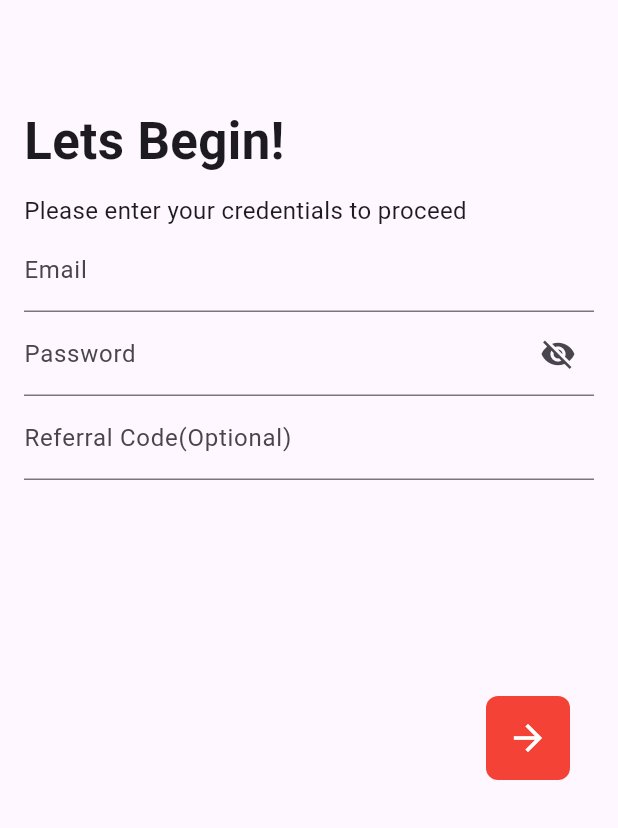
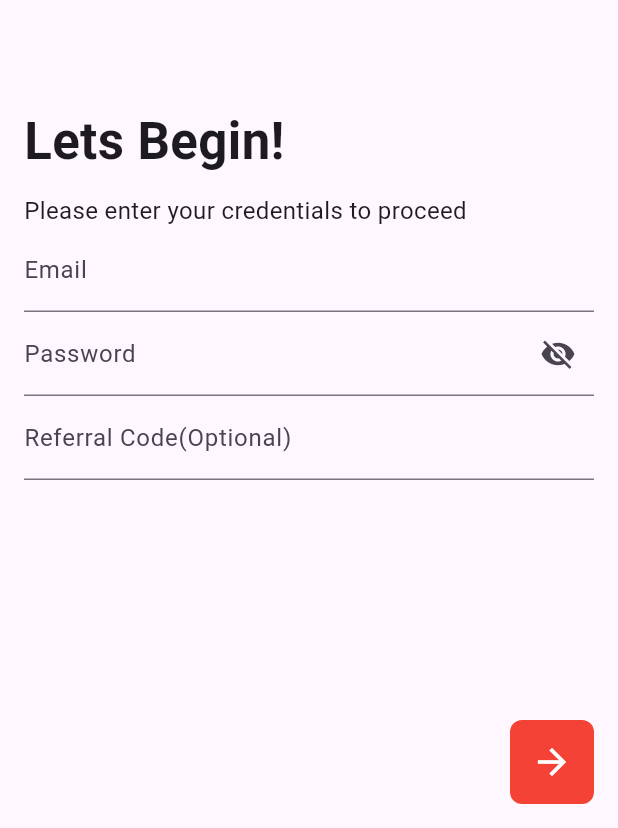
Before and after one commit to MandirDas/Machine_test_deals_dray-, a Flutter app: the RegistrationScreen screen opened directly with empty values, on a phone screen of 412 x 824 dp, the part 408-1236 px from its top. Run offline on Flutter 3.47's test engine with Material 3 defaults, Android fonts, the phone set to English and light mode, and no system bars; our stand-ins replace device_info_plus, geolocator, package_info_plus, permission_handler.

```diff
--- a/lib/main.dart
+++ b/lib/main.dart
@@ -1,5 +1,6 @@
 import 'package:flutter/material.dart';
 import 'package:flutter/services.dart';
+// import 'package:flutter_project/screens/registration_screen.dart';
 import 'package:flutter_project/screens/splash_screen.dart';
 import 'package:flutter_project/utils/tem_storage.dart';
 
--- a/lib/screens/login_screen.dart
+++ b/lib/screens/login_screen.dart
@@ -75,6 +75,7 @@ class _LoginScreenState extends State<LoginScreen> {
       appBar: AppBar(),
       body: Padding(
         padding: const EdgeInsets.all(16.0),
+        child: SingleChildScrollView(
           child: Column(
             // mainAxisAlignment: MainAxisAlignment.center,
             crossAxisAlignment: CrossAxisAlignment.start,
@@ -146,6 +147,7 @@ class _LoginScreenState extends State<LoginScreen> {
             ],
           ),
         ),
+      ),
     );
   }
 }
--- a/lib/screens/registration_screen.dart
+++ b/lib/screens/registration_screen.dart
@@ -46,7 +46,8 @@ class _RegistrationScreenState extends State<RegistrationScreen> {
         padding: const EdgeInsets.all(16.0),
         child: Stack(
           children: [
-            Column(
+            SingleChildScrollView(
+              child: Column(
                 // mainAxisAlignment: MainAxisAlignment.center,
                 crossAxisAlignment: CrossAxisAlignment.start,
                 children: [
@@ -72,7 +73,8 @@ class _RegistrationScreenState extends State<RegistrationScreen> {
                   const SizedBox(height: 10),
                   const Text(
                     'Please enter your credentials to proceed',
-                  style: TextStyle(fontSize: 16, fontWeight: FontWeight.normal),
+                    style:
+                        TextStyle(fontSize: 16, fontWeight: FontWeight.normal),
                   ),
                   TextField(
                     controller: _emailController,
@@ -107,29 +109,45 @@ class _RegistrationScreenState extends State<RegistrationScreen> {
                   const SizedBox(height: 16),
                 ],
               ),
-            Positioned(
-              // left: 16,
-              right: 16,
-              bottom: 16,
-              child: Container(
-                width: 56, // Standard size for Material touch targets
+            ),
+            // Positioned(
+            //   // left: 16,
+            //   right: 16,
+            //   bottom: 16,
+            //   child: Container(
+            //     width: 56, // Standard size for Material touch targets
+            //     height: 56,
+            //     decoration: BoxDecoration(
+            //       color: Colors.red,
+            //       borderRadius:
+            //           BorderRadius.circular(8), // Slightly rounded corners
+            //     ),
+            //     child: IconButton(
+            //       icon: const Icon(Icons.arrow_forward),
+            //       onPressed: _register,
+            //       color: Colors.black,
+            //       iconSize: 28, // Slightly larger icon
+            //     ),
+            //   ),
+            // ),
+          ],
+        ),
+      ),
+      floatingActionButton: Container(
+        width: 56,
         height: 56,
         decoration: BoxDecoration(
           color: Colors.red,
-                  borderRadius:
-                      BorderRadius.circular(8), // Slightly rounded corners
+          borderRadius: BorderRadius.circular(8),
         ),
         child: IconButton(
           icon: const Icon(Icons.arrow_forward),
           onPressed: _register,
           color: Colors.white,
-                  iconSize: 28, // Slightly larger icon
+          iconSize: 28,
         ),
       ),
-            ),
-          ],
-        ),
-      ),
+      floatingActionButtonLocation: FloatingActionButtonLocation.endFloat,
     );
   }
 }
```
Also changed, not shown: 3 other files. Lines whose indentation alone changed are shown as unchanged.
